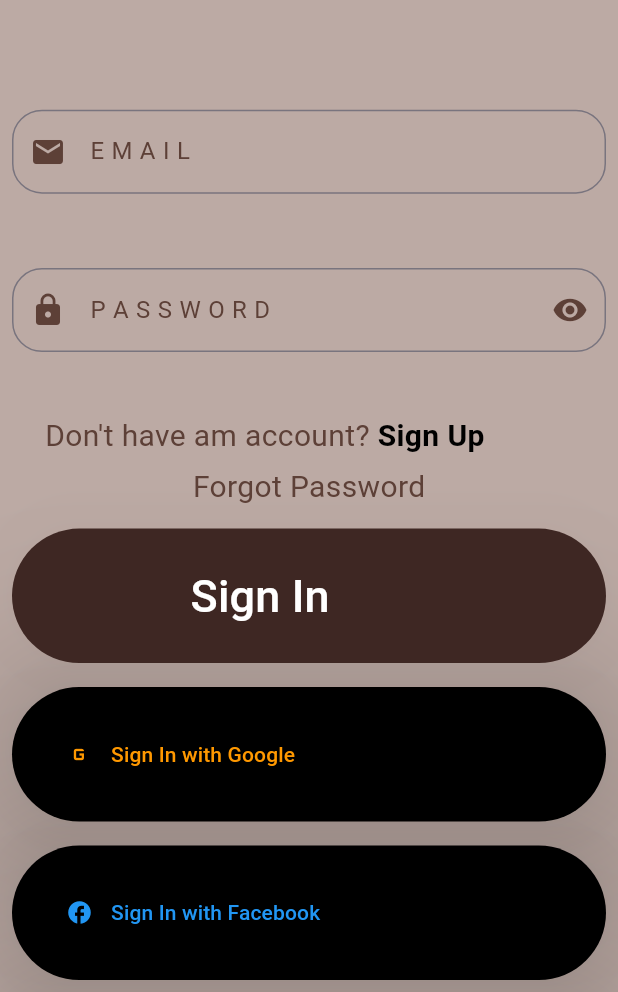
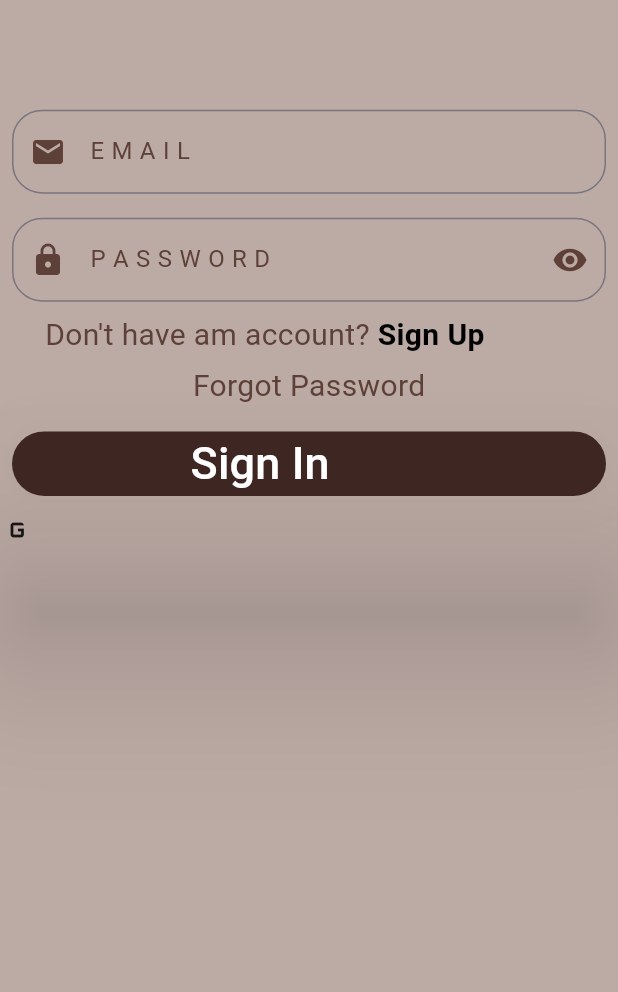
Before and after one commit to spaceexplorer06/apps, a Flutter app: the screen it shows after launch, on a phone screen of 412 x 824 dp, the part 244-1236 px from its top. Run offline on Flutter 3.47's test engine with Material 3 defaults, Android fonts, the phone set to English and light mode, and no system bars.

Commit message:
Changes done

```diff
--- a/lib/main.dart
+++ b/lib/main.dart
@@ -31,14 +31,12 @@ class _LoginScreenState extends State<LoginScreen> {
         child: Scaffold(
             resizeToAvoidBottomInset: false,
             backgroundColor: Colors.brown[200],
-      body: Column(
-        children: [
+            body: Column(children: [
               Padding(
                 padding: const EdgeInsets.all(65.0),
                 child: Image.asset('assets/Images/hello_logo.png'),
               ),
-          Expanded(
-            child: Padding(
+              Padding(
                 padding: const EdgeInsets.all(8.0),
                 child: TextField(
                   decoration: InputDecoration(
@@ -50,14 +48,13 @@ class _LoginScreenState extends State<LoginScreen> {
                     hintStyle: TextStyle(color: Colors.brown[700]),
                     border: OutlineInputBorder(
                       borderRadius: BorderRadius.circular(20),
-                    borderSide: const BorderSide(color: Colors.brown, width: 2),
+                      borderSide:
+                          const BorderSide(color: Colors.brown, width: 2),
                     ),
                   ),
                 ),
               ),
-          ),
-          Expanded(
-            child: Padding(
+              Padding(
                 padding: const EdgeInsets.all(8.0),
                 child: TextField(
                   obscureText: _obscuretext,
@@ -73,7 +70,9 @@ class _LoginScreenState extends State<LoginScreen> {
                         });
                       },
                       child: Icon(
-                      _obscuretext ? Icons.visibility : Icons.visibility_off,
+                        _obscuretext
+                            ? Icons.visibility
+                            : Icons.visibility_off,
                         color: Colors.brown[700],
                       ),
                     ),
@@ -81,8 +80,8 @@ class _LoginScreenState extends State<LoginScreen> {
                     hintStyle: TextStyle(color: Colors.brown[700]),
                     border: OutlineInputBorder(
                       borderRadius: BorderRadius.circular(20),
-                    borderSide: const BorderSide(color: Colors.brown, width: 5),
-                  ),
+                      borderSide:
+                          const BorderSide(color: Colors.brown, width: 5),
                     ),
                   ),
                 ),
@@ -94,7 +93,8 @@ class _LoginScreenState extends State<LoginScreen> {
                     children: [
                       Text(
                         "Don't have am account? ",
-                    style: TextStyle(fontSize: 20, color: Colors.brown[700]),
+                        style:
+                            TextStyle(fontSize: 20, color: Colors.brown[700]),
                       ),
                       const Text(
                         "Sign Up",
@@ -114,8 +114,7 @@ class _LoginScreenState extends State<LoginScreen> {
                   style: TextStyle(fontSize: 20, color: Colors.brown[700]),
                 ),
               ),
-          Expanded(
-              child: Padding(
+              Padding(
                               padding: const EdgeInsets.all(8.0),
                               child: ElevatedButton(
                 style: ButtonStyle(
@@ -134,57 +133,12 @@ class _LoginScreenState extends State<LoginScreen> {
                     )
                   ],
                 )),
-          )),
-          const Expanded(
-              child: Padding(
-            padding: EdgeInsets.all(8.0),
-            child: ElevatedButton(
-                style: ButtonStyle(
-                    backgroundColor: MaterialStatePropertyAll(Colors.black),
-                    elevation: MaterialStatePropertyAll(50)),
-                onPressed: null,
-                child: Row(
-                  children: [
-                    Padding(
-                      padding: EdgeInsets.all(12.0),
-                      child: Icon(
-                        Icons.g_mobiledata,
-                        color: Colors.orange,
                             ),
-                    ),
-                    Text(
-                      "Sign In with Google",
-                      style: TextStyle(color: Colors.orange),
+              Row(children: [
+                Icon(Icons.g_mobiledata),
+              ],)
+            ],),
             )
-                  ],
-                )),
-          )),
-          Expanded(
-              child: Padding(
-            padding: const EdgeInsets.all(8.0),
-            child: ElevatedButton(
-                style: const ButtonStyle(
-                    backgroundColor: MaterialStatePropertyAll(Colors.black),
-                    elevation: MaterialStatePropertyAll(50)),
-                onPressed: null,
-                child: Row(
-                  children: [
-                    Padding(
-                      padding: const EdgeInsets.all(12.0),
-                      child: Icon(
-                        Icons.facebook,
-                        color: Colors.blue[500],
-                      ),
-                    ),
-                    const Text(
-                      "Sign In with Facebook",
-                      style: TextStyle(color: Colors.blue),
-                    )
-                  ],
-                )),
-          ))
-        ],
-      ),
-    ));
+            );
   }
 }
```
Lines whose indentation alone changed are shown as unchanged.
